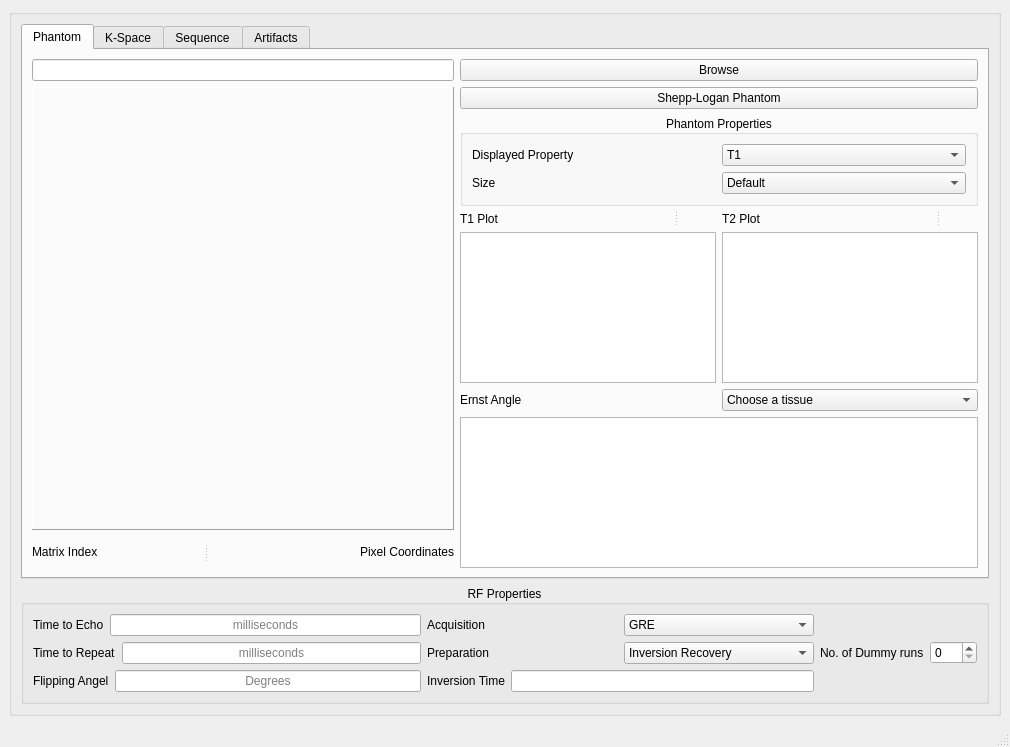
This is Task (3)/MRI_Simulator.ui in sbme-tutorials/task2-team-2 as Qt 5 draws it before an edit. The edited form follows.
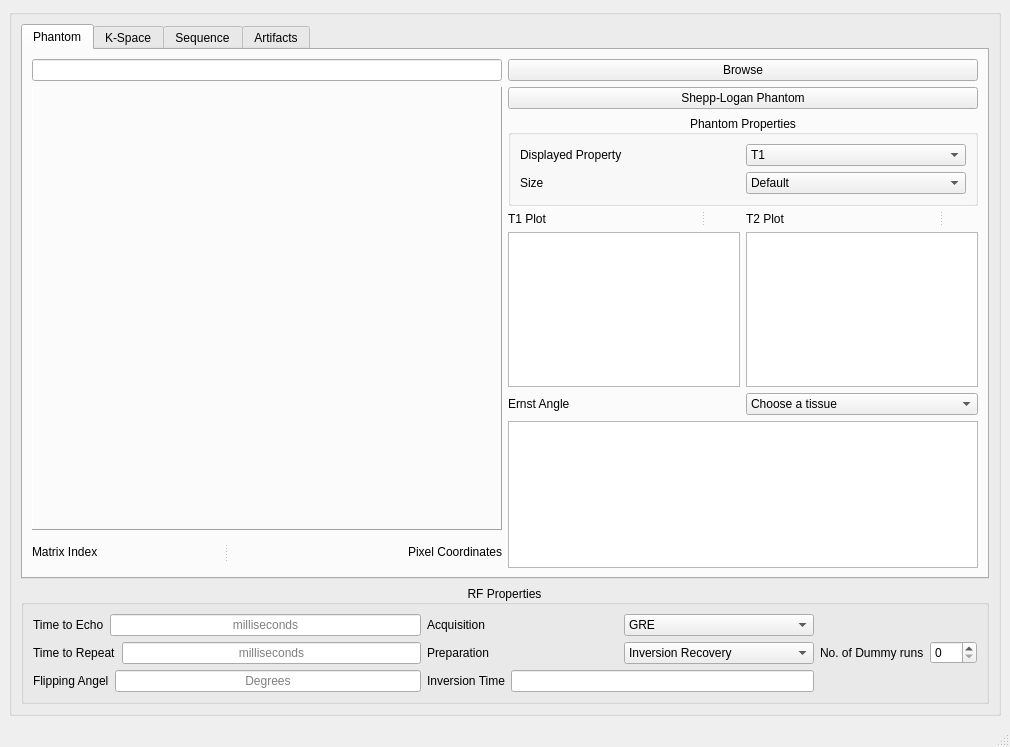
This is the edited form. The open tabs and pages were chosen to show the change.

Patch:
```diff
--- a/Task (3)/MRI_Simulator.ui
+++ b/Task (3)/MRI_Simulator.ui
@@ -364,7 +364,11 @@
                   </widget>
                  </item>
                  <item>
-                  <widget class="QGraphicsView" name="graphicsView"/>
+                  <widget class="QGraphicsView" name="graphicsView">
+                   <property name="sizeAdjustPolicy">
+                    <enum>QAbstractScrollArea::AdjustToContentsOnFirstShow</enum>
+                   </property>
+                  </widget>
                  </item>
                 </layout>
                </item>
@@ -394,7 +398,11 @@
                   </widget>
                  </item>
                  <item>
-                  <widget class="QGraphicsView" name="graphicsView_2"/>
+                  <widget class="QGraphicsView" name="graphicsView_2">
+                   <property name="sizeAdjustPolicy">
+                    <enum>QAbstractScrollArea::AdjustToContentsOnFirstShow</enum>
+                   </property>
+                  </widget>
                  </item>
                 </layout>
                </item>
@@ -446,7 +454,11 @@
                 </layout>
                </item>
                <item>
-                <widget class="QGraphicsView" name="ernst_graphicView"/>
+                <widget class="QGraphicsView" name="ernst_graphicView">
+                 <property name="sizeAdjustPolicy">
+                  <enum>QAbstractScrollArea::AdjustToContentsOnFirstShow</enum>
+                 </property>
+                </widget>
                </item>
               </layout>
              </item>
```
Left out of the diff: 8 changed lines with no effect on the pictures.
